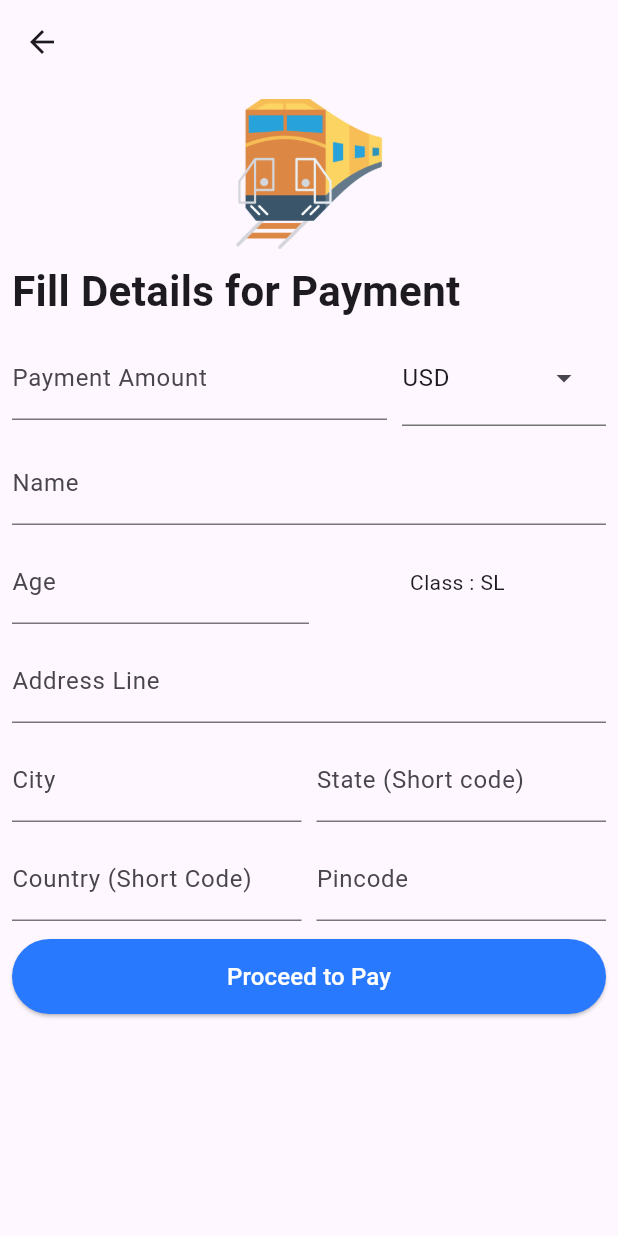
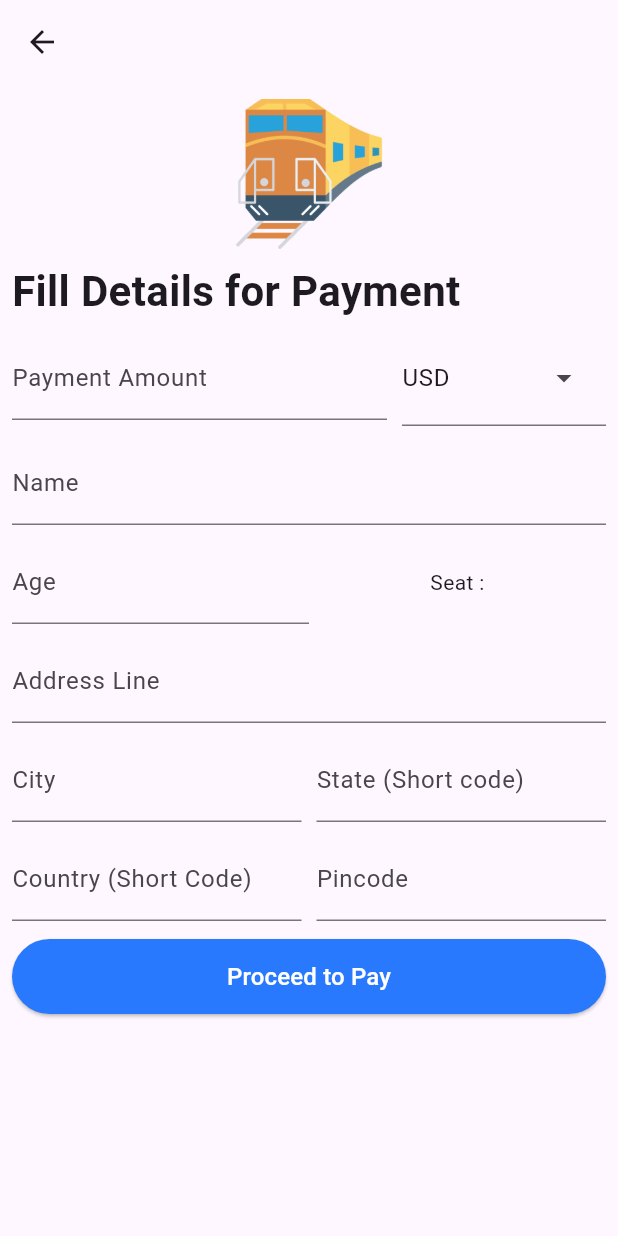
Before and after one commit to Jdayasagar77/rail_book_pip, a Flutter app: the PaymentPageStripe screen opened directly with empty values, on a phone screen of 412 x 824 dp. Run offline on Flutter 3.47's test engine with Material 3 defaults, Android fonts, the phone set to English and light mode, and no system bars; our stand-ins replace cloud_firestore, firebase_auth, firebase_core, image_picker, shared_preferences; missing offline and left inert: flutter_stripe; accounts and stored records are empty.

Commit message:
All error handled payment page left

```diff
--- a/lib/models/seatavailable.dart
+++ b/lib/models/seatavailable.dart
@@ -4,8 +4,8 @@ class SeatAvailability {
   final int cateringCharge;
   final String totalFare;
   final String date;
-  final String confirmProbabilityPercent;
-  final String confirmProbability;
+  final String? confirmProbabilityPercent;
+  final String? confirmProbability;
   final String currentStatus;
 
   SeatAvailability({
--- a/lib/screens/payment_page.dart
+++ b/lib/screens/payment_page.dart
@@ -1,6 +1,5 @@
 import 'dart:async';
 import 'dart:math';
-
 import 'package:cloud_firestore/cloud_firestore.dart';
 import 'package:flutter/material.dart';
 import 'package:flutter/rendering.dart';
@@ -10,24 +9,29 @@ import 'package:rail_book_pip/models/payment_stripe.dart';
 import 'package:rail_book_pip/models/seatavailable.dart';
 import 'package:rail_book_pip/widgets/reusable_textfield.dart';
 import 'package:shared_preferences/shared_preferences.dart';
+import '../models/train_model.dart';
 
-import '../models/train_model.dart';
+
 
 class PaymentPageStripe extends StatefulWidget {
 
   final Train myTrain;
   final SeatAvailability mySeat;
+
   PaymentPageStripe({super.key, required this.myTrain, required this.mySeat});
 
   @override
-  State<PaymentPageStripe> createState() => _PaymentPageStripeState(myTrain : this.myTrain, mySeat : this.mySeat);
+  State<PaymentPageStripe> createState() =>
+      _PaymentPageStripeState(myTrain: this.myTrain, mySeat: this.mySeat);
 }
 
 class _PaymentPageStripeState extends State<PaymentPageStripe> {
+
   final db = FirebaseFirestore.instance;
   Train myTrain;
   SeatAvailability mySeat;
-_PaymentPageStripeState({required this.myTrain, required  this.mySeat});
+
+  _PaymentPageStripeState({required this.myTrain, required this.mySeat});
 
   TextEditingController amountController = TextEditingController();
   TextEditingController nameController = TextEditingController();
@@ -37,7 +41,6 @@ _PaymentPageStripeState({required this.myTrain, required  this.mySeat});
   TextEditingController stateController = TextEditingController();
   TextEditingController countryController = TextEditingController();
   TextEditingController pincodeController = TextEditingController();
-
 
   final formkey = GlobalKey<FormState>();
   final formkey1 = GlobalKey<FormState>();
@@ -69,7 +72,8 @@ static String generateTransactionId() {
     // Use a StringBuffer for efficient string building
     final buffer = StringBuffer();
     const length = 16;
-  const characters = 'abcdefghijklmnopqrstuvwxyzABCDEFGHIJKLMNOPQRSTUVWXYZ0123456789';
+    const characters =
+        'abcdefghijklmnopqrstuvwxyzABCDEFGHIJKLMNOPQRSTUVWXYZ0123456789';
     final random = Random();
     for (int i = 0; i < length; i++) {
       buffer.write(characters[random.nextInt(characters.length)]);
@@ -77,9 +81,8 @@ static String generateTransactionId() {
     return buffer.toString();
   }
 
-
   transactionRegistration() async {
-      final SharedPreferences prefs  = await SharedPreferences.getInstance();
+    final SharedPreferences prefs = await SharedPreferences.getInstance();
 
     debugPrint('${prefs.getString('userUID')}');
     debugPrint(myTrain.trainName);
@@ -87,7 +90,7 @@ debugPrint(myTrain.trainNumber);
     debugPrint(mySeat.currentStatus);
     debugPrint(mySeat.date);
 
-        final transaction = <String, String> {
+    final transaction = <String, String>{
       "name": nameController.text,
       "transactionID": generateTransactionId(),
       "amount": amountController.text,
@@ -109,7 +112,8 @@ final userDocRef = db.collection("Users").doc(prefs.getString('userUID'));
     final transactionCollectionRef = userDocRef.collection("transaction");
 
 // Generate a unique document ID (optional, but recommended)
-final String transactionId =  DateFormat('yyyy-MM-dd').format(DateTime.now());
+    final String transactionId =
+        DateFormat('yyyy-MM-dd').format(DateTime.now());
 // Create a new document within the subcollection
     transactionCollectionRef.add(transaction).then((documentSnapshot) =>
         debugPrint("Added transaction Data with ID: ${documentSnapshot.id}"));
@@ -117,17 +121,9 @@ transactionCollectionRef.add(transaction).then((documentSnapshot) =>
     debugPrint('${prefs.getString('userUID')}');
 
     // ignore: use_build_context_synchronously
-
   }
 
-
-
-
-
-
-
   void startPaymentTimeout(context) {
-
     int remainingSeconds = paymentTimeoutDuration.inSeconds;
 
     Timer timer = Timer.periodic(const Duration(seconds: 1), (timer) {
@@ -137,7 +133,8 @@ void startPaymentTimeout(context) {
         handlePaymentTimeout();
       } else {
         SnackBar snackBar = SnackBar(
-      content: Text("Time remaining: ${remainingSeconds ~/ 60}:${remainingSeconds % 60}",
+          content: Text(
+              "Time remaining: ${remainingSeconds ~/ 60}:${remainingSeconds % 60}",
               style: const TextStyle(fontSize: 20)),
           backgroundColor: Colors.indigo,
           dismissDirection: DismissDirection.up,
@@ -158,8 +155,6 @@ void handlePaymentTimeout() {
     print("Payment timeout: Payment process failed");
     // Handle the payment timeout, for example, show a message to the user
   }
-
-
 
   Future<void> initPaymentSheet() async {
     try {
@@ -315,10 +310,10 @@ void handlePaymentTimeout() {
                                   controller: ageController,
                                 ),
                               ),
-                              const Expanded(
+                               Expanded(
                                 flex: 5,
                                 child: Text(
-                                  'Class : SL',
+                                  'Seat : ${mySeat.currentStatus}',
                                   textAlign: TextAlign.center,
                                 ),
                               ),
@@ -402,7 +397,6 @@ void handlePaymentTimeout() {
                                     color: Colors.white, fontSize: 16),
                               ),
                               onPressed: () async {
-
                                 if (formkey.currentState!.validate() &&
                                     formkey1.currentState!.validate() &&
                                     formkey2.currentState!.validate() &&
@@ -410,11 +404,9 @@ void handlePaymentTimeout() {
                                     formkey4.currentState!.validate() &&
                                     formkey5.currentState!.validate() &&
                                     formkey6.currentState!.validate()) {
-
                                   await initPaymentSheet();
 
                                   try {
-
                                     // startPaymentTimeout(context);
                                     await Stripe.instance.presentPaymentSheet();
                                     ScaffoldMessenger.of(context)
@@ -428,12 +420,8 @@ void handlePaymentTimeout() {
                                     transactionRegistration();
 
                                     setState(() {
-
                                       hasDonated = true;
                                       paymentCompleted = true;
-
-
-
                                     });
 
                                     addressController.clear();
@@ -441,7 +429,6 @@ transactionRegistration();
                                     stateController.clear();
                                     countryController.clear();
                                     pincodeController.clear();
-
                                   } catch (e) {
                                     print("Payment Sheet failed");
                                     ScaffoldMessenger.of(context)
@@ -463,9 +450,11 @@ transactionRegistration();
       ),
     );
   }
+
   @override
   void debugFillProperties(DiagnosticPropertiesBuilder properties) {
     super.debugFillProperties(properties);
-    properties.add(DiagnosticsProperty<TextEditingController>('nameController', nameController));
+    properties.add(DiagnosticsProperty<TextEditingController>(
+        'nameController', nameController));
   }
 }
--- a/lib/screens/seat_availability.dart
+++ b/lib/screens/seat_availability.dart
@@ -39,13 +39,14 @@ SeatAvailabilityService _seatAvailabilityService = SeatAvailabilityService();
             builder: (context,snapshot) {
               if (snapshot.connectionState == ConnectionState.waiting) {
           return const Center(child: CircularProgressIndicator());
-              } else if (snapshot.hasError) {
+              } else if (snapshot.hasError ) {
 
 
           return CustomErrorWidget(errorMessage: snapshot.error.toString());
 
+              }
 
-              } else {
+              else {
           return ListView.builder(
             itemCount: snapshot.data?.length,
            itemBuilder: (context, index) {
--- a/lib/screens/tabs/home_tab.dart
+++ b/lib/screens/tabs/home_tab.dart
@@ -425,7 +425,7 @@ debugPrint("No Stations Found yet");
               ),
               //['GN', 'LD', 'TQ']
               ListTile(
-                title: const Text('Ladies'),
+                title: const Text('Ladies (Error Prone)'),
                 onTap: () {
                   setState(() {
                     selectedQuota = 'LD';
@@ -434,7 +434,7 @@ debugPrint("No Stations Found yet");
                 },
               ),
               ListTile(
-                title: const Text('Tatkal'),
+                title: const Text('Tatkal (Error Prone)'),
                 onTap: () {
                   setState(() {
                     selectedQuota = 'TQ';
```
Lines whose indentation alone changed are shown as unchanged.
